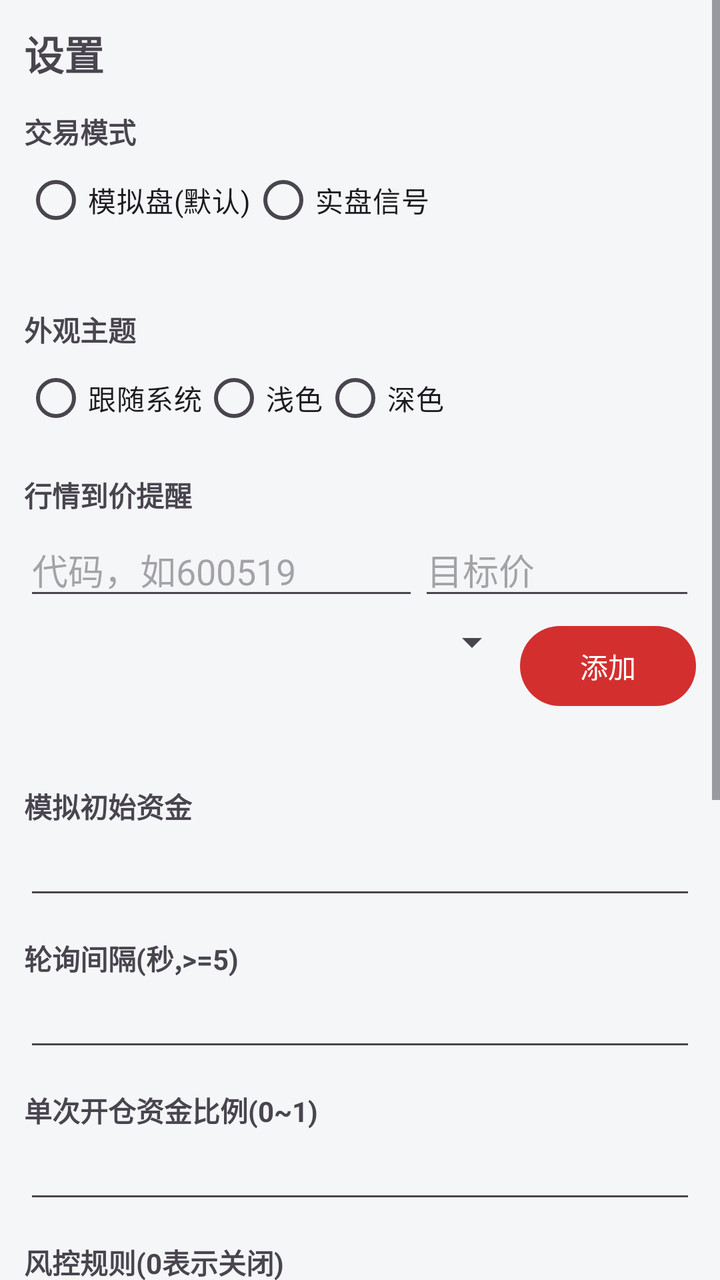
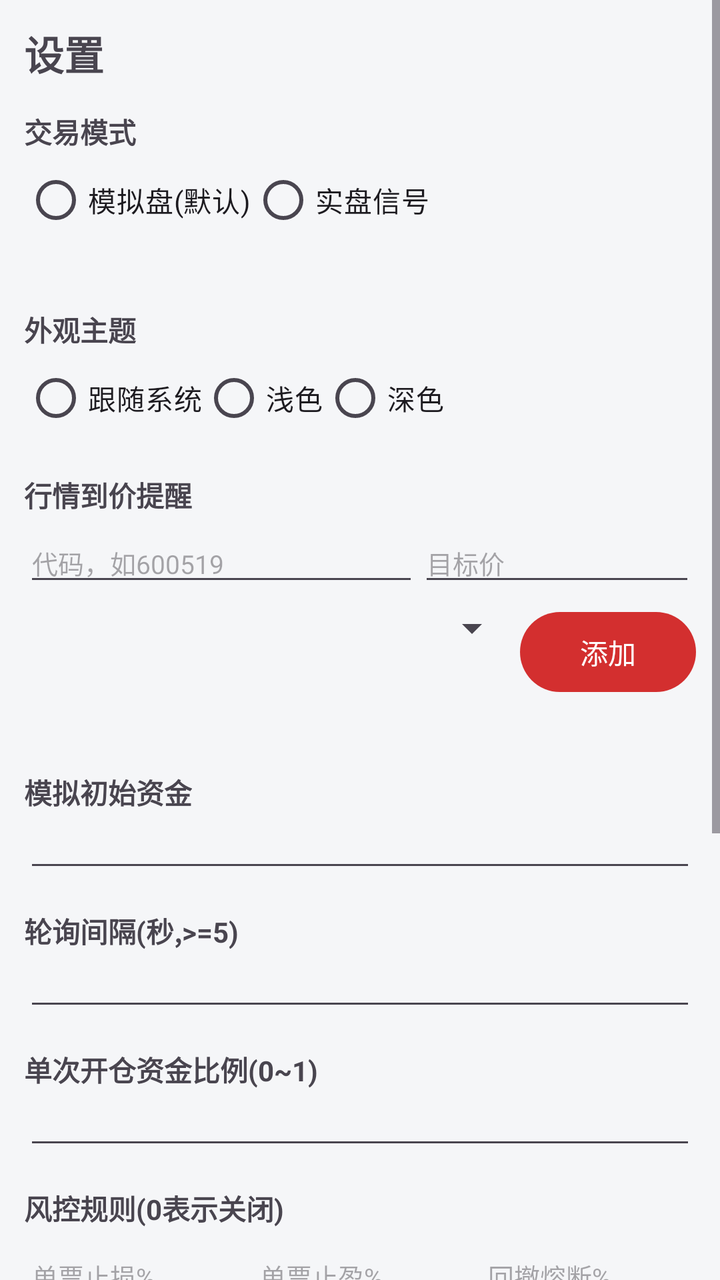

The first picture is an Android layout as it rendered before a commit; the second is the same layout after the commit. The layout source and the unified diff follow.
<!-- AndroidManifest.xml: application theme Theme.QuantApp -->
<!-- res/layout/fragment_settings.xml -->
<?xml version="1.0" encoding="utf-8"?>
<ScrollView xmlns:android="http://schemas.android.com/apk/res/android"
    android:layout_width="match_parent" android:layout_height="match_parent">

    <LinearLayout android:layout_width="match_parent" android:layout_height="wrap_content"
        android:orientation="vertical" android:padding="12dp">

        <TextView android:layout_width="wrap_content" android:layout_height="wrap_content"
            android:text="设置" android:textSize="20sp" android:textStyle="bold" />

        <TextView android:layout_width="wrap_content" android:layout_height="wrap_content"
            android:layout_marginTop="14dp" android:text="交易模式" android:textStyle="bold" />
        <RadioGroup android:id="@+id/rg_mode" android:layout_width="wrap_content"
            android:layout_height="wrap_content" android:orientation="horizontal">
            <RadioButton android:id="@+id/rb_paper" android:layout_width="wrap_content"
                android:layout_height="wrap_content" android:text="模拟盘(默认)" />
            <RadioButton android:id="@+id/rb_live" android:layout_width="wrap_content"
                android:layout_height="wrap_content" android:text="实盘信号" />
        </RadioGroup>
        <TextView android:id="@+id/tv_mode_hint" android:layout_width="match_parent"
            android:layout_height="wrap_content" android:textSize="12sp" android:textColor="@color/text_secondary" />

        <TextView android:layout_width="wrap_content" android:layout_height="wrap_content"
            android:layout_marginTop="14dp" android:text="外观主题" android:textStyle="bold" />
        <RadioGroup android:id="@+id/rg_theme" android:layout_width="wrap_content"
            android:layout_height="wrap_content" android:orientation="horizontal">
            <RadioButton android:id="@+id/rb_theme_sys" android:layout_width="wrap_content"
                android:layout_height="wrap_content" android:text="跟随系统" />
            <RadioButton android:id="@+id/rb_theme_light" android:layout_width="wrap_content"
                android:layout_height="wrap_content" android:text="浅色" />
            <RadioButton android:id="@+id/rb_theme_dark" android:layout_width="wrap_content"
                android:layout_height="wrap_content" android:text="深色" />
        </RadioGroup>

        <TextView android:layout_width="wrap_content" android:layout_height="wrap_content"
            android:layout_marginTop="14dp" android:text="行情到价提醒" android:textStyle="bold" />
        <LinearLayout android:layout_width="match_parent" android:layout_height="wrap_content"
            android:orientation="horizontal" android:layout_marginTop="4dp">
            <EditText android:id="@+id/et_alert_symbol" android:layout_width="0dp"
                android:layout_height="wrap_content" android:layout_weight="1"
                android:hint="代码，如600519" />
            <EditText android:id="@+id/et_alert_price" android:layout_width="0dp"
                android:layout_height="wrap_content" android:layout_weight="0.7"
                android:hint="目标价" android:inputType="numberDecimal" />
        </LinearLayout>
        <LinearLayout android:layout_width="match_parent" android:layout_height="wrap_content"
            android:orientation="horizontal" android:layout_marginTop="4dp">
            <Spinner android:id="@+id/sp_alert_dir" android:layout_width="0dp"
                android:layout_height="wrap_content" android:layout_weight="1" />
            <Button android:id="@+id/btn_add_alert" android:layout_width="wrap_content"
                android:layout_height="wrap_content" android:text="添加" />
        </LinearLayout>
        <TextView android:id="@+id/tv_alerts" android:layout_width="match_parent"
            android:layout_height="wrap_content" android:layout_marginTop="4dp"
            android:textSize="13sp" android:textColor="@color/text_secondary" />

        <TextView android:layout_width="wrap_content" android:layout_height="wrap_content"
            android:layout_marginTop="14dp" android:text="模拟初始资金" android:textStyle="bold" />
        <EditText android:id="@+id/et_capital" android:layout_width="match_parent"
            android:layout_height="wrap_content" android:inputType="numberDecimal" />

        <TextView android:layout_width="wrap_content" android:layout_height="wrap_content"
            android:layout_marginTop="14dp" android:text="轮询间隔(秒,>=5)" android:textStyle="bold" />
        <EditText android:id="@+id/et_poll" android:layout_width="match_parent"
            android:layout_height="wrap_content" android:inputType="number" />

        <TextView android:layout_width="wrap_content" android:layout_height="wrap_content"
            android:layout_marginTop="14dp" android:text="单次开仓资金比例(0~1)" android:textStyle="bold" />
        <EditText android:id="@+id/et_pct" android:layout_width="match_parent"
            android:layout_height="wrap_content" android:inputType="numberDecimal" />

        <TextView android:layout_width="wrap_content" android:layout_height="wrap_content"
            android:layout_marginTop="14dp" android:text="风控规则(0表示关闭)" android:textStyle="bold" />
        <LinearLayout android:layout_width="match_parent" android:layout_height="wrap_content"
            android:orientation="horizontal" android:layout_marginTop="4dp">
            <EditText android:id="@+id/et_stop_loss" android:layout_width="0dp"
                android:layout_height="wrap_content" android:layout_weight="1"
                android:hint="单票止损%" android:inputType="numberDecimal" />
            <EditText android:id="@+id/et_take_profit" android:layout_width="0dp"
                android:layout_height="wrap_content" android:layout_weight="1"
                android:layout_marginStart="6dp"
                android:hint="单票止盈%" android:inputType="numberDecimal" />
            <EditText android:id="@+id/et_max_dd" android:layout_width="0dp"
                android:layout_height="wrap_content" android:layout_weight="1"
                android:layout_marginStart="6dp"
                android:hint="回撤熔断%" android:inputType="numberDecimal" />
        </LinearLayout>

        <TextView android:layout_width="wrap_content" android:layout_height="wrap_content"
            android:layout_marginTop="14dp" android:text="实盘网关URL(可选,对接QMT/EasyTrader)" android:textStyle="bold" />
        <EditText android:id="@+id/et_gateway" android:layout_width="match_parent"
            android:layout_height="wrap_content" android:inputType="textUri" />
        <TextView android:id="@+id/tv_gateway_status" android:layout_width="match_parent"
            android:layout_height="wrap_content" android:layout_marginTop="2dp"
            android:textSize="12sp" />

        <TextView android:layout_width="wrap_content" android:layout_height="wrap_content"
            android:layout_marginTop="14dp" android:text="当前版本" android:textStyle="bold" />
        <TextView android:id="@+id/tv_version" android:layout_width="match_parent"
            android:layout_height="wrap_content" android:textSize="14sp" />

        <TextView android:layout_width="wrap_content" android:layout_height="wrap_content"
            android:layout_marginTop="10dp" android:text="新版本将直接从内置升级地址下载安装" android:textStyle="bold" />
        <Button android:id="@+id/btn_check_update" android:layout_width="match_parent"
            android:layout_height="wrap_content" android:layout_marginTop="6dp" android:text="检查更新" />

        <Button android:id="@+id/btn_save" android:layout_width="match_parent"
            android:layout_height="wrap_content" android:layout_marginTop="12dp" android:text="保存设置" />

        <TextView android:id="@+id/tv_info" android:layout_width="match_parent"
            android:layout_height="wrap_content" android:layout_marginTop="14dp"
            android:textSize="12sp" android:textColor="@color/text_secondary" />
    </LinearLayout>
</ScrollView>
<!-- resources referenced by this layout -->
<resources>
  <color name="text_secondary">#666666</color>
  <style name="Theme.QuantApp" parent="Theme.Material3.DayNight.NoActionBar">
          <item name="colorPrimary">@color/brand</item>
          <item name="colorPrimaryVariant">@color/brand_dark</item>
          <item name="colorOnPrimary">#FFFFFF</item>
          <item name="android:statusBarColor">@color/brand_dark</item>
          <item name="android:windowBackground">@color/bg</item>
      </style>
  <color name="brand">#D32F2F</color>
  <color name="brand_dark">#B71C1C</color>
  <color name="bg">#F5F6F8</color>
</resources>

<!-- the commit's change to res/layout/fragment_settings.xml (unified diff, before → after) -->
@@ -38,10 +38,10 @@
             android:orientation="horizontal" android:layout_marginTop="4dp">
             <EditText android:id="@+id/et_alert_symbol" android:layout_width="0dp"
                 android:layout_height="wrap_content" android:layout_weight="1"
-                android:hint="代码，如600519" />
+                android:textSize="13sp" android:hint="代码，如600519" />
             <EditText android:id="@+id/et_alert_price" android:layout_width="0dp"
                 android:layout_height="wrap_content" android:layout_weight="0.7"
-                android:hint="目标价" android:inputType="numberDecimal" />
+                android:textSize="13sp" android:hint="目标价" android:inputType="numberDecimal" />
         </LinearLayout>
         <LinearLayout android:layout_width="match_parent" android:layout_height="wrap_content"
             android:orientation="horizontal" android:layout_marginTop="4dp">
@@ -57,17 +57,17 @@
         <TextView android:layout_width="wrap_content" android:layout_height="wrap_content"
             android:layout_marginTop="14dp" android:text="模拟初始资金" android:textStyle="bold" />
         <EditText android:id="@+id/et_capital" android:layout_width="match_parent"
-            android:layout_height="wrap_content" android:inputType="numberDecimal" />
+            android:layout_height="wrap_content" android:textSize="13sp" android:inputType="numberDecimal" />
 
         <TextView android:layout_width="wrap_content" android:layout_height="wrap_content"
             android:layout_marginTop="14dp" android:text="轮询间隔(秒,>=5)" android:textStyle="bold" />
         <EditText android:id="@+id/et_poll" android:layout_width="match_parent"
-            android:layout_height="wrap_content" android:inputType="number" />
+            android:layout_height="wrap_content" android:textSize="13sp" android:inputType="number" />
 
         <TextView android:layout_width="wrap_content" android:layout_height="wrap_content"
             android:layout_marginTop="14dp" android:text="单次开仓资金比例(0~1)" android:textStyle="bold" />
         <EditText android:id="@+id/et_pct" android:layout_width="match_parent"
-            android:layout_height="wrap_content" android:inputType="numberDecimal" />
+            android:layout_height="wrap_content" android:textSize="13sp" android:inputType="numberDecimal" />
 
         <TextView android:layout_width="wrap_content" android:layout_height="wrap_content"
             android:layout_marginTop="14dp" android:text="风控规则(0表示关闭)" android:textStyle="bold" />
@@ -75,21 +75,21 @@
             android:orientation="horizontal" android:layout_marginTop="4dp">
             <EditText android:id="@+id/et_stop_loss" android:layout_width="0dp"
                 android:layout_height="wrap_content" android:layout_weight="1"
-                android:hint="单票止损%" android:inputType="numberDecimal" />
+                android:hint="单票止损%" android:textSize="13sp" android:inputType="numberDecimal" />
             <EditText android:id="@+id/et_take_profit" android:layout_width="0dp"
                 android:layout_height="wrap_content" android:layout_weight="1"
                 android:layout_marginStart="6dp"
-                android:hint="单票止盈%" android:inputType="numberDecimal" />
+                android:hint="单票止盈%" android:textSize="13sp" android:inputType="numberDecimal" />
             <EditText android:id="@+id/et_max_dd" android:layout_width="0dp"
                 android:layout_height="wrap_content" android:layout_weight="1"
                 android:layout_marginStart="6dp"
-                android:hint="回撤熔断%" android:inputType="numberDecimal" />
+                android:hint="回撤熔断%" android:textSize="13sp" android:inputType="numberDecimal" />
         </LinearLayout>
 
         <TextView android:layout_width="wrap_content" android:layout_height="wrap_content"
             android:layout_marginTop="14dp" android:text="实盘网关URL(可选,对接QMT/EasyTrader)" android:textStyle="bold" />
         <EditText android:id="@+id/et_gateway" android:layout_width="match_parent"
-            android:layout_height="wrap_content" android:inputType="textUri" />
+            android:layout_height="wrap_content" android:textSize="13sp" android:inputType="textUri" />
         <TextView android:id="@+id/tv_gateway_status" android:layout_width="match_parent"
             android:layout_height="wrap_content" android:layout_marginTop="2dp"
             android:textSize="12sp" />
